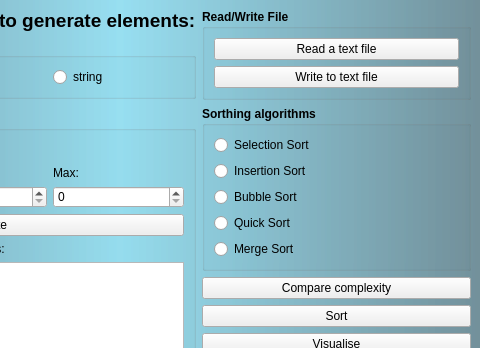
First picture: the form in sortingalgorithms.ui, repository RitaPlusPlus/sorting, before the edit; both pictures show x 241 to 721 and y 0 to 348 of the 721 by 639 pixel window.
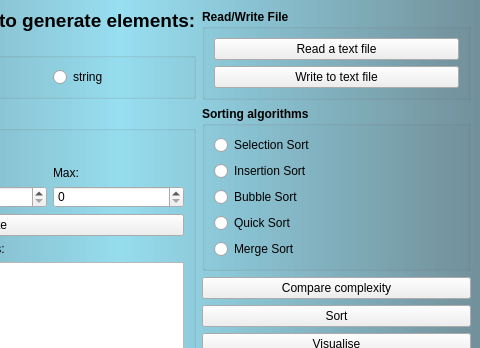
Second picture: the form after the edit.

Commit message: fix warnings and typo

```diff
--- a/sortingalgorithms.ui
+++ b/sortingalgorithms.ui
@@ -121,11 +121,12 @@
           </property>
           <property name="font">
            <font>
+            <weight>75</weight>
             <bold>true</bold>
            </font>
           </property>
           <property name="title">
-           <string>Sorthing algorithms</string>
+           <string>Sorting algorithms</string>
           </property>
           <layout class="QVBoxLayout" name="verticalLayout_2">
            <item>
```
Left out of the diff: 8 changed lines with no effect on the pictures. The commit also changes 1 other file.
